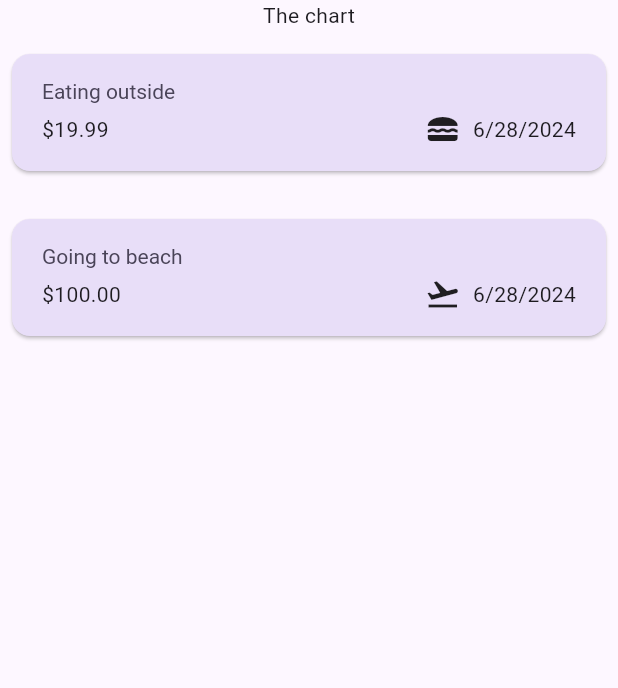
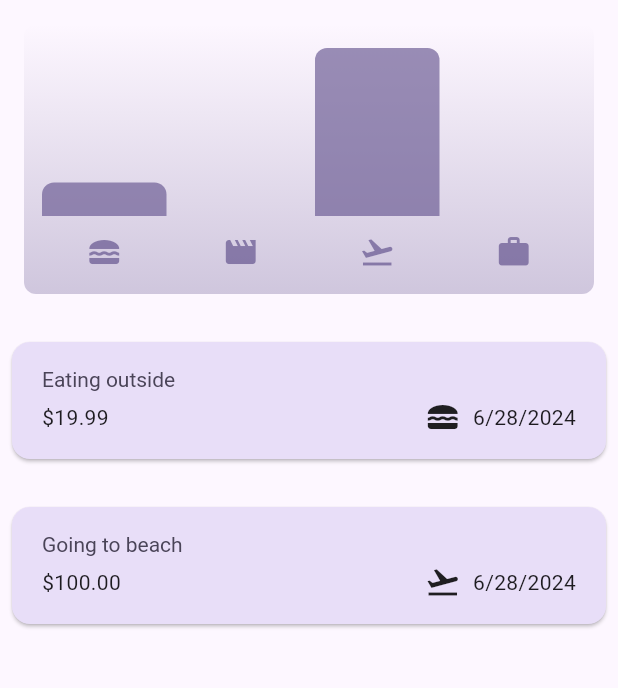
Before and after one commit to itman85/ExpenseTrackerFlutterApp, a Flutter app: the screen it shows after launch, on a phone screen of 412 x 824 dp, the part 84-772 px from its top. Run offline on Flutter 3.47's test engine with Material 3 defaults, Android fonts, the light colour scheme and no system bars.

Commit message:
build simple chart bar

```diff
--- a/lib/main.dart
+++ b/lib/main.dart
@@ -3,8 +3,21 @@
 
 var kColorScheme =
     ColorScheme.fromSeed(seedColor: const Color.fromARGB(255, 96, 59, 181));
+var kDarkColorScheme = ColorScheme.fromSeed(
+    brightness: Brightness.dark,
+    seedColor: const Color.fromARGB(255, 5, 99, 125));
 void main() {
   runApp(MaterialApp(
+      darkTheme: ThemeData.dark().copyWith(
+        colorScheme: kDarkColorScheme,
+        cardTheme: CardTheme(
+            color: kDarkColorScheme.secondaryContainer,
+            margin: const EdgeInsets.symmetric(vertical: 16, horizontal: 8)),
+        elevatedButtonTheme: ElevatedButtonThemeData(
+            style: ElevatedButton.styleFrom(
+                backgroundColor: kDarkColorScheme.primaryContainer,
+                foregroundColor: kDarkColorScheme.onPrimaryContainer)),
+      ),
       theme: ThemeData(
           useMaterial3: true,
           colorScheme: kColorScheme,
@@ -22,5 +35,6 @@
                   fontWeight: FontWeight.normal,
                   color: kColorScheme.onSecondaryContainer,
                   fontSize: 14))),
+      themeMode: ThemeMode.system,
       home: const Expenses()));
 }
--- a/lib/models/expense.dart
+++ b/lib/models/expense.dart
@@ -32,3 +32,22 @@
 }
 
 enum Category { food, travel, leisure, work }
+
+class ExpenseBucket {
+  const ExpenseBucket({required this.category, required this.expenses});
+  ExpenseBucket.forCategory(List<Expense> allExpenses, this.category)
+      : expenses = allExpenses
+            .where((expense) => expense.category == category)
+            .toList();
+
+  final Category category;
+  final List<Expense> expenses;
+
+  double get totalExpenses {
+    double sum = 0;
+    for (final expense in expenses) {
+      sum += expense.amount;
+    }
+    return sum;
+  }
+}
--- /dev/null
+++ b/lib/widgets/chart/chart.dart
@@ -0,0 +1,95 @@
+import 'package:flutter/material.dart';
+
+import 'package:expensetrackerflutterapp/widgets/chart/chart_bar.dart';
+import 'package:expensetrackerflutterapp/models/expense.dart';
+
+class Chart extends StatelessWidget {
+  const Chart({super.key, required this.expenses});
+
+  final List<Expense> expenses;
+
+  List<ExpenseBucket> get buckets {
+    return [
+      ExpenseBucket.forCategory(expenses, Category.food),
+      ExpenseBucket.forCategory(expenses, Category.leisure),
+      ExpenseBucket.forCategory(expenses, Category.travel),
+      ExpenseBucket.forCategory(expenses, Category.work),
+    ];
+  }
+
+  double get maxTotalExpense {
+    double maxTotalExpense = 0;
+
+    for (final bucket in buckets) {
+      if (bucket.totalExpenses > maxTotalExpense) {
+        maxTotalExpense = bucket.totalExpenses;
+      }
+    }
+
+    return maxTotalExpense;
+  }
+
+  @override
+  Widget build(BuildContext context) {
+    final isDarkMode =
+        MediaQuery.of(context).platformBrightness == Brightness.dark;
+    return Container(
+      margin: const EdgeInsets.all(16),
+      padding: const EdgeInsets.symmetric(
+        vertical: 16,
+        horizontal: 8,
+      ),
+      width: double.infinity,
+      height: 180,
+      decoration: BoxDecoration(
+        borderRadius: BorderRadius.circular(8),
+        gradient: LinearGradient(
+          colors: [
+            Theme.of(context).colorScheme.primary.withOpacity(0.3),
+            Theme.of(context).colorScheme.primary.withOpacity(0.0)
+          ],
+          begin: Alignment.bottomCenter,
+          end: Alignment.topCenter,
+        ),
+      ),
+      child: Column(
+        children: [
+          Expanded(
+            child: Row(
+              crossAxisAlignment: CrossAxisAlignment.end,
+              children: [
+                for (final bucket in buckets) // alternative to map()
+                  ChartBar(
+                    fill: bucket.totalExpenses == 0
+                        ? 0
+                        : bucket.totalExpenses / maxTotalExpense,
+                  )
+              ],
+            ),
+          ),
+          const SizedBox(height: 12),
+          Row(
+            children: buckets
+                .map(
+                  (bucket) => Expanded(
+                    child: Padding(
+                      padding: const EdgeInsets.symmetric(horizontal: 4),
+                      child: Icon(
+                        categoryIcons[bucket.category],
+                        color: isDarkMode
+                            ? Theme.of(context).colorScheme.secondary
+                            : Theme.of(context)
+                                .colorScheme
+                                .primary
+                                .withOpacity(0.7),
+                      ),
+                    ),
+                  ),
+                )
+                .toList(),
+          )
+        ],
+      ),
+    );
+  }
+}
--- /dev/null
+++ b/lib/widgets/chart/chart_bar.dart
@@ -0,0 +1,34 @@
+import 'package:flutter/material.dart';
+
+class ChartBar extends StatelessWidget {
+  const ChartBar({
+    super.key,
+    required this.fill,
+  });
+
+  final double fill;
+
+  @override
+  Widget build(BuildContext context) {
+    final isDarkMode =
+        MediaQuery.of(context).platformBrightness == Brightness.dark;
+    return Expanded(
+      child: Padding(
+        padding: const EdgeInsets.symmetric(horizontal: 4),
+        child: FractionallySizedBox(
+          heightFactor: fill,
+          child: DecoratedBox(
+            decoration: BoxDecoration(
+              shape: BoxShape.rectangle,
+              borderRadius:
+                  const BorderRadius.vertical(top: Radius.circular(8)),
+              color: isDarkMode
+                  ? Theme.of(context).colorScheme.secondary
+                  : Theme.of(context).colorScheme.primary.withOpacity(0.65),
+            ),
+          ),
+        ),
+      ),
+    );
+  }
+}
--- a/lib/widgets/expenses.dart
+++ b/lib/widgets/expenses.dart
@@ -1,3 +1,4 @@
+import 'package:expensetrackerflutterapp/widgets/chart/chart.dart';
 import 'package:expensetrackerflutterapp/widgets/expenses_list/expenses_list.dart';
 import 'package:flutter/material.dart';
 import 'package:expensetrackerflutterapp/models/expense.dart';
@@ -84,7 +85,10 @@
         ],
       ),
       body: Column(
-        children: [const Text('The chart'), Expanded(child: mainContent)],
+        children: [
+          Chart(expenses: _reqgisteredExpenses),
+          Expanded(child: mainContent)
+        ],
       ),
     );
   }
```
